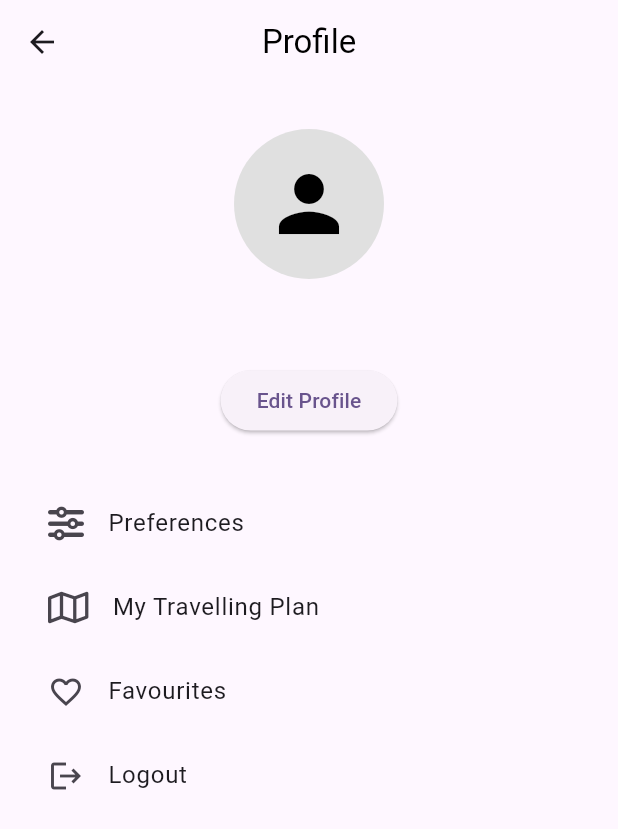
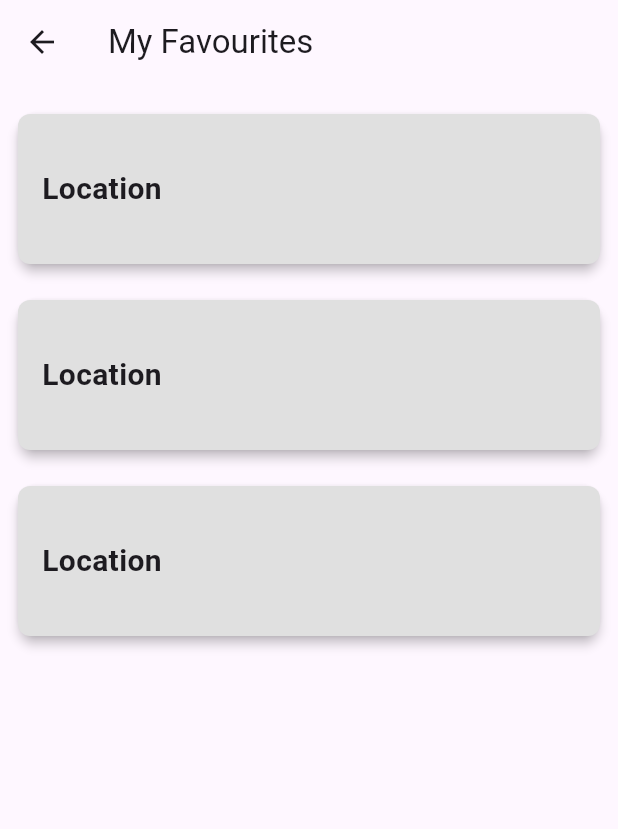
Before and after one commit to KaiC5504/TravelCustom, a Flutter app: the ProfilePage screen opened by its route, after a tap on "Favourites", on a phone screen of 412 x 824 dp. Shown: the top 829 px of the screen. Run offline on Flutter 3.47's test engine with Material 3 defaults, Android fonts, the phone set to English and light mode, and no system bars; our stand-ins replace cloud_firestore, firebase_auth, firebase_core, font_awesome_flutter, get, shared_preferences; accounts and stored records are empty.

Commit message:
favourite page

```diff
--- a/lib/constants/routes.dart
+++ b/lib/constants/routes.dart
@@ -5,3 +5,4 @@ const searchRoute = '/search/';
 const profileRoute = '/profile/';
 const naviRoute = '/navi/';
 const planRoute = '/travelplan/';
+const favouriteRoute = '/favourite/';
--- a/lib/main.dart
+++ b/lib/main.dart
@@ -4,6 +4,7 @@ import 'package:flutter/material.dart';
 import 'package:travelcustom/constants/routes.dart';
 import 'package:travelcustom/firebase_options.dart';
 import 'package:travelcustom/utilities/navigation_bar.dart';
+import 'package:travelcustom/views/favourite_view.dart';
 import 'package:travelcustom/views/login_view.dart';
 import 'package:travelcustom/views/profile_view.dart';
 import 'package:travelcustom/views/register_view.dart';
@@ -37,6 +38,7 @@ class MyApp extends StatelessWidget {
         profileRoute: (context) => const ProfilePage(),
         naviRoute: (context) => const CustomBottomNavigationBar(),
         planRoute: (context) => const TravelPlanView(),
+        favouriteRoute: (context) => const FavouritePage(),
       },
     );
   }
--- /dev/null
+++ b/lib/views/favourite_view.dart
@@ -0,0 +1,46 @@
+import 'package:flutter/material.dart';
+
+class FavouritePage extends StatelessWidget {
+  const FavouritePage({super.key});
+
+  @override
+  Widget build(BuildContext context) {
+    return Scaffold(
+      appBar: AppBar(
+        title: Text('My Favourites'),
+      ),
+      body: Padding(
+        padding: const EdgeInsets.all(8.0),
+        child: ListView.builder(
+          itemCount: 3, // You can update this to reflect your list length
+          itemBuilder: (context, index) {
+            return Padding(
+              padding: const EdgeInsets.symmetric(vertical: 8.0),
+              child: Card(
+                elevation: 3,
+                child: Container(
+                  height: 100, // Adjust the height as necessary
+                  padding: EdgeInsets.all(16.0),
+                  decoration: BoxDecoration(
+                    color: Colors.grey[300], // Gray background
+                    borderRadius: BorderRadius.circular(8.0),
+                  ),
+                  child: Align(
+                    alignment: Alignment.centerLeft,
+                    child: Text(
+                      'Location', // This will be replaced with the actual location name
+                      style: TextStyle(
+                        fontSize: 20,
+                        fontWeight: FontWeight.bold,
+                      ),
+                    ),
+                  ),
+                ),
+              ),
+            );
+          },
+        ),
+      ),
+    );
+  }
+}
--- a/lib/views/profile_view.dart
+++ b/lib/views/profile_view.dart
@@ -7,6 +7,7 @@ import 'package:font_awesome_flutter/font_awesome_flutter.dart';
 import 'package:shared_preferences/shared_preferences.dart';
 import 'package:travelcustom/constants/routes.dart';
 import 'dart:developer' as devtools show log;
+import 'package:travelcustom/views/favourite_view.dart';
 
 class ProfilePage extends StatefulWidget {
   const ProfilePage({super.key});
@@ -180,7 +181,12 @@ class _ProfilePageState extends State<ProfilePage> {
               ListTile(
                 leading: const Icon(Icons.favorite_outline),
                 title: const Text('Favourites'),
-                onTap: () {}, // Placeholder for future function
+                onTap: () {
+                  Navigator.of(context).push(
+                    MaterialPageRoute(
+                        builder: (context) => const FavouritePage()),
+                  );
+                },
               ),
               ListTile(
                 leading: const Icon(Icons.logout),
```
